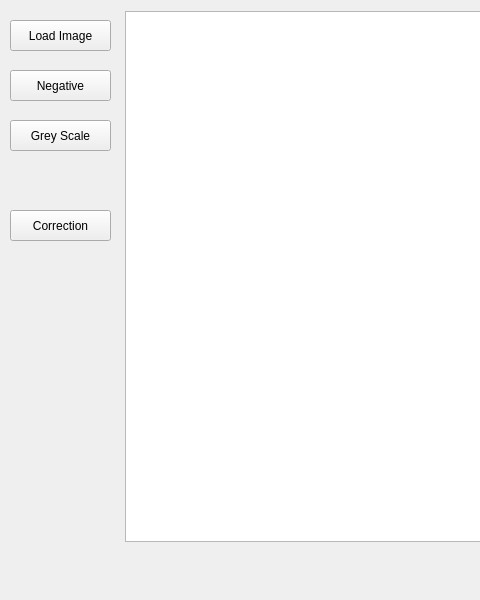
rozman123/MyImageProccesingApp, file mainwindowqt.ui: the form before one commit; both pictures show x 0 to 480 and y 0 to 600 of the 800 by 600 pixel window.
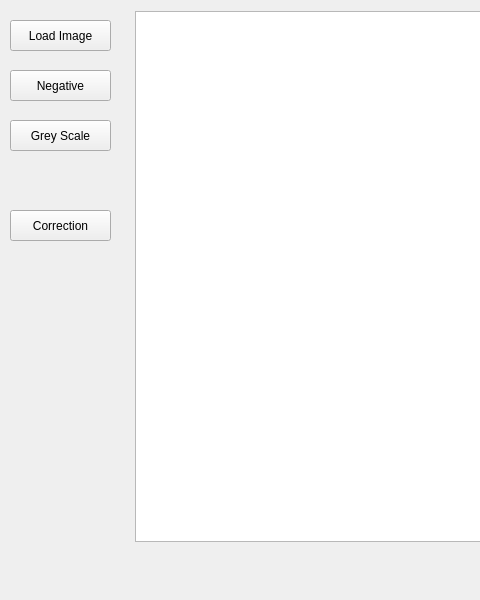
The form after the commit.

```diff
--- a/mainwindowqt.ui
+++ b/mainwindowqt.ui
@@ -14,16 +14,6 @@
    <string>MainWindowQt</string>
   </property>
   <widget class="QWidget" name="centralwidget">
-   <widget class="QGraphicsView" name="imageSlot">
-    <property name="geometry">
-     <rect>
-      <x>125</x>
-      <y>11</y>
-      <width>671</width>
-      <height>531</height>
-     </rect>
-    </property>
-   </widget>
    <widget class="QPushButton" name="negative">
     <property name="geometry">
      <rect>
@@ -76,6 +66,16 @@
      <string>Load Image</string>
     </property>
    </widget>
+   <widget class="QGraphicsView" name="imageSlot">
+    <property name="geometry">
+     <rect>
+      <x>135</x>
+      <y>11</y>
+      <width>661</width>
+      <height>531</height>
+     </rect>
+    </property>
+   </widget>
   </widget>
   <widget class="QMenuBar" name="menubar">
    <property name="geometry">
```
